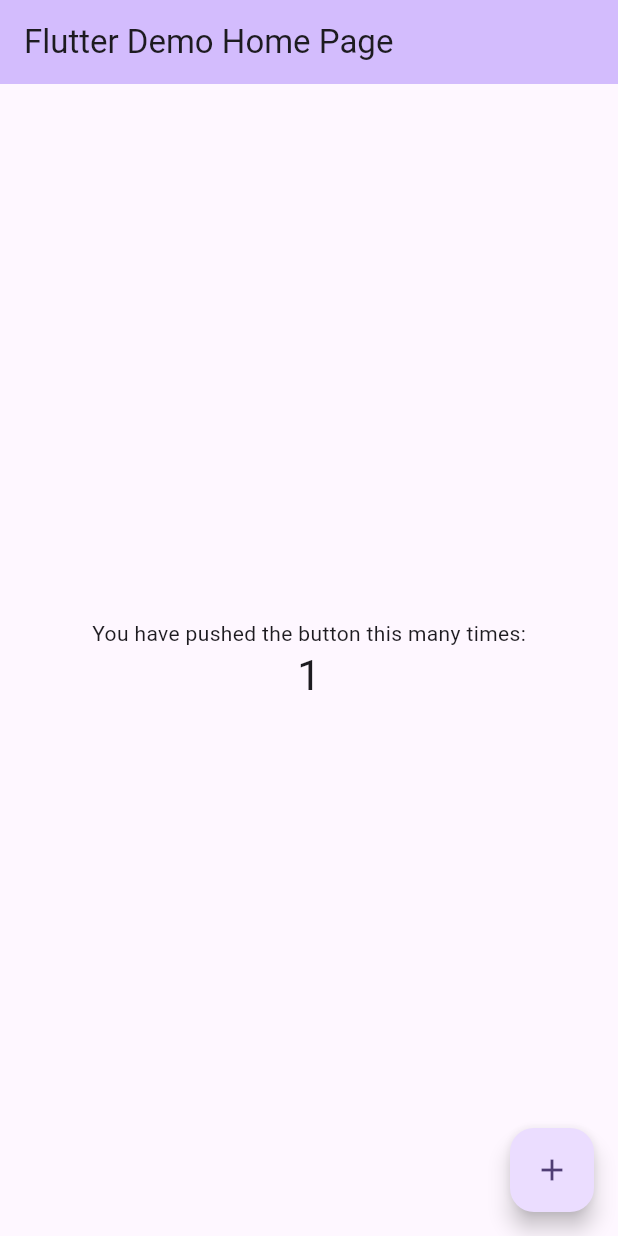
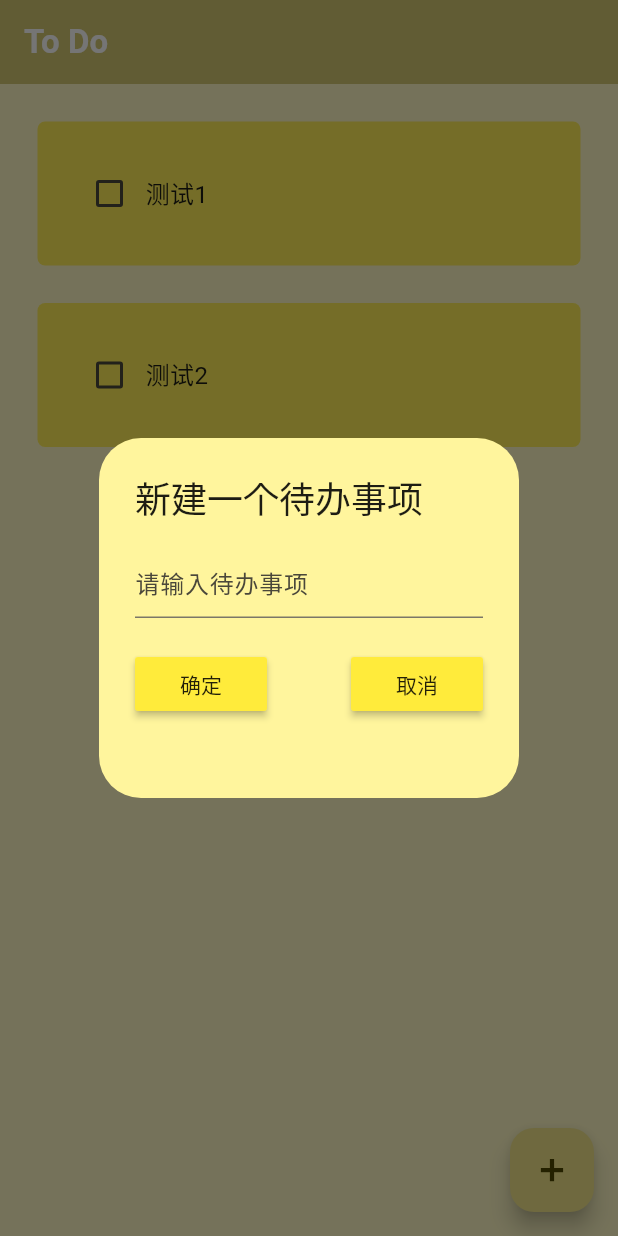
Before and after one commit to EatFans/Flutter-Study, a Flutter app: the screen it shows after launch, after a tap on the "add" icon, on a phone screen of 412 x 824 dp. Run offline on Flutter 3.47's test engine with Material 3 defaults, Android fonts, the light colour scheme and no system bars.

Commit message:
study9 Todo App

```diff
--- a/study9/lib/main.dart
+++ b/study9/lib/main.dart
@@ -1,4 +1,5 @@
 import 'package:flutter/material.dart';
+import 'package:study9/pages/home_page.dart';
 
 void main() {
   runApp(const MyApp());
@@ -7,116 +8,14 @@ void main() {
 class MyApp extends StatelessWidget {
   const MyApp({super.key});
 
-  // This widget is the root of your application.
   @override
   Widget build(BuildContext context) {
     return MaterialApp(
-      title: 'Flutter Demo',
+      debugShowCheckedModeBanner: false,
+      home: const HomePage(),
       theme: ThemeData(
-        // This is the theme of your application.
-        //
-        // TRY THIS: Try running your application with "flutter run". You'll see
-        // the application has a purple toolbar. Then, without quitting the app,
-        // try changing the seedColor in the colorScheme below to Colors.green
-        // and then invoke "hot reload" (save your changes or press the "hot
-        // reload" button in a Flutter-supported IDE, or press "r" if you used
-        // the command line to start the app).
-        //
-        // Notice that the counter didn't reset back to zero; the application
-        // state is not lost during the reload. To reset the state, use hot
-        // restart instead.
-        //
-        // This works for code too, not just values: Most code changes can be
-        // tested with just a hot reload.
-        colorScheme: ColorScheme.fromSeed(seedColor: Colors.deepPurple),
+        colorScheme: ColorScheme.fromSeed(seedColor: Colors.yellow)
       ),
-      home: const MyHomePage(title: 'Flutter Demo Home Page'),
     );
   }
 }
-
-class MyHomePage extends StatefulWidget {
-  const MyHomePage({super.key, required this.title});
-
-  // This widget is the home page of your application. It is stateful, meaning
-  // that it has a State object (defined below) that contains fields that affect
-  // how it looks.
-
-  // This class is the configuration for the state. It holds the values (in this
-  // case the title) provided by the parent (in this case the App widget) and
-  // used by the build method of the State. Fields in a Widget subclass are
-  // always marked "final".
-
-  final String title;
-
-  @override
-  State<MyHomePage> createState() => _MyHomePageState();
-}
-
-class _MyHomePageState extends State<MyHomePage> {
-  int _counter = 0;
-
-  void _incrementCounter() {
-    setState(() {
-      // This call to setState tells the Flutter framework that something has
-      // changed in this State, which causes it to rerun the build method below
-      // so that the display can reflect the updated values. If we changed
-      // _counter without calling setState(), then the build method would not be
-      // called again, and so nothing would appear to happen.
-      _counter++;
-    });
-  }
-
-  @override
-  Widget build(BuildContext context) {
-    // This method is rerun every time setState is called, for instance as done
-    // by the _incrementCounter method above.
-    //
-    // The Flutter framework has been optimized to make rerunning build methods
-    // fast, so that you can just rebuild anything that needs updating rather
-    // than having to individually change instances of widgets.
-    return Scaffold(
-      appBar: AppBar(
-        // TRY THIS: Try changing the color here to a specific color (to
-        // Colors.amber, perhaps?) and trigger a hot reload to see the AppBar
-        // change color while the other colors stay the same.
-        backgroundColor: Theme.of(context).colorScheme.inversePrimary,
-        // Here we take the value from the MyHomePage object that was created by
-        // the App.build method, and use it to set our appbar title.
-        title: Text(widget.title),
-      ),
-      body: Center(
-        // Center is a layout widget. It takes a single child and positions it
-        // in the middle of the parent.
-        child: Column(
-          // Column is also a layout widget. It takes a list of children and
-          // arranges them vertically. By default, it sizes itself to fit its
-          // children horizontally, and tries to be as tall as its parent.
-          //
-          // Column has various properties to control how it sizes itself and
-          // how it positions its children. Here we use mainAxisAlignment to
-          // center the children vertically; the main axis here is the vertical
-          // axis because Columns are vertical (the cross axis would be
-          // horizontal).
-          //
-          // TRY THIS: Invoke "debug painting" (choose the "Toggle Debug Paint"
-          // action in the IDE, or press "p" in the console), to see the
-          // wireframe for each widget.
-          mainAxisAlignment: MainAxisAlignment.center,
-          children: <Widget>[
-            const Text('You have pushed the button this many times:'),
-            Text(
-              '$_counter',
-              style: Theme.of(context).textTheme.headlineMedium,
-            ),
-          ],
-        ),
-      ),
-      floatingActionButton: FloatingActionButton(
-        onPressed: _incrementCounter,
-        tooltip: 'Increment',
-        child: const Icon(Icons.add),
-      ), // This trailing comma makes auto-formatting nicer for build methods.
-    );
-  }
-}
--- /dev/null
+++ b/study9/lib/pages/home_page.dart
@@ -0,0 +1,92 @@
+import 'package:flutter/material.dart';
+import 'package:study9/pages/widgets/dialog_box.dart';
+import 'package:study9/pages/widgets/todo_tile.dart';
+
+class HomePage extends StatefulWidget {
+  const HomePage({super.key});
+
+  @override
+  State<HomePage> createState() => _HomePageState();
+}
+
+class _HomePageState extends State<HomePage> {
+
+  // 文本控制器
+  final _controller = TextEditingController();
+
+  List todoList = [
+    ["测试1", false],
+    ["测试2", false],
+  ];
+
+  // 开启创建ToDo弹窗
+  void _createNewTodo(){
+    showDialog(context: context, builder: (context) {
+      return DialogBox(
+        controller: _controller,
+        onSave: saveNewTodo,
+        onCancel: () => Navigator.of(context).pop(),
+      );
+    });
+  }
+
+  // 保存新ToDo
+  void saveNewTodo(){
+    setState(() {
+      String todoMessage = _controller.text;
+      todoList.add([todoMessage, false]);
+      _controller.clear();
+      Navigator.of(context).pop();
+    });
+  }
+
+  // 改变单选框状态
+  void _checkBoxChanged(bool? value,int index){
+    setState(() {
+      todoList[index][1] = !todoList[index][1];
+    });
+  }
+
+  @override
+  Widget build(BuildContext context) {
+    return Scaffold(
+      backgroundColor: Colors.yellow[100],
+
+      // 顶部头部栏
+      appBar: AppBar(
+        backgroundColor: Theme.of(context).colorScheme.inversePrimary,
+        elevation: 0,
+        title: Text(
+            "To Do",
+          style: TextStyle(
+            color: Colors.white,
+            fontWeight: FontWeight.bold
+          ),
+        ),
+      ),
+
+      // 页面主体内容
+      // 渲染列表
+      body: ListView.builder(
+        // 列表物品数量
+        itemCount: todoList.length,
+        // 物品构建
+        itemBuilder: (context, index) {
+          // 构建TodoTile
+          return TodoTile(
+              taskName: todoList[index][0],
+              taskCompleted: todoList[index][1],
+              onChanged: (val) => _checkBoxChanged(val,index)
+          );
+        },
+      ),
+      floatingActionButton: FloatingActionButton(
+        onPressed: _createNewTodo,
+        child: Icon(
+            Icons.add,
+          fontWeight: FontWeight.bold,
+        ),
+      )
+    );
+  }
+}
--- /dev/null
+++ b/study9/lib/pages/widgets/dialog_box.dart
@@ -0,0 +1,59 @@
+import 'package:flutter/material.dart';
+import 'package:study9/pages/widgets/m_button.dart';
+
+class DialogBox extends StatelessWidget {
+
+  final controller;
+
+  VoidCallback onSave;
+
+  VoidCallback onCancel;
+
+  DialogBox({
+    super.key,
+    required this.controller,
+    required this.onSave,
+    required this.onCancel
+  });
+
+  @override
+  Widget build(BuildContext context) {
+    return AlertDialog(
+      title: Text("新建一个待办事项"),
+      backgroundColor: Colors.yellow[200],
+      content: SizedBox(
+        height: 120,
+        child: Column(
+          children: [
+            TextField(
+              controller: controller,
+              decoration: InputDecoration(
+                hintText: "请输入待办事项",
+              ),
+            ),
+
+            SizedBox(height: 20),
+
+            // 按钮行 （确定、取消按钮）
+            Row(
+              mainAxisAlignment: MainAxisAlignment.spaceBetween,
+              children: [
+                MButton(
+                  text: "确定",
+                  onPressed: onSave
+                ),
+                MButton(
+                  text: "取消",
+                  onPressed: onCancel
+                )
+              ],
+            )
+          ],
+        ),
+      ),
+      actions: [
+
+      ],
+    );
+  }
+}
--- /dev/null
+++ b/study9/lib/pages/widgets/m_button.dart
@@ -0,0 +1,23 @@
+import 'package:flutter/material.dart';
+
+class MButton extends StatelessWidget {
+
+  final String text;
+
+  VoidCallback onPressed;
+
+  MButton({
+    super.key,
+    required this.text,
+    required this.onPressed,
+  });
+
+  @override
+  Widget build(BuildContext context) {
+    return MaterialButton(
+        onPressed: onPressed,
+      color: Colors.yellow,
+      child: Text(text),
+    );
+  }
+}
--- /dev/null
+++ b/study9/lib/pages/widgets/todo_tile.dart
@@ -0,0 +1,52 @@
+import 'package:flutter/material.dart';
+
+// TODO任务块
+class TodoTile extends StatelessWidget {
+  final String taskName;
+  final bool taskCompleted;
+  Function(bool?) onChanged;
+
+  TodoTile({
+    super.key,
+    required this.taskName,
+    required this.taskCompleted,
+    required this.onChanged
+  });
+
+  @override
+  Widget build(BuildContext context) {
+    return Padding(
+      padding: const EdgeInsets.only(left: 25.0,right: 25,top: 25),
+      child: Container(
+        decoration: BoxDecoration(
+            color: Colors.yellow[400],
+            borderRadius: BorderRadius.all(
+                Radius.circular(5)
+            )
+        ),
+        padding: const EdgeInsets.all(24),
+        child: Row(
+            // mainAxisAlignment: MainAxisAlignment.spaceBetween,
+            children: [
+              // 单选框
+              Checkbox(
+                value: taskCompleted,
+                onChanged: onChanged,
+                activeColor: Colors.black,
+              ),
+              // 任务名字
+              Text(
+                  taskName,
+                style: TextStyle(
+                  fontSize: 16,
+                  decoration: taskCompleted ? TextDecoration.lineThrough : TextDecoration.none,
+
+                ),
+              )
+            ]
+        ),
+      ),
+    );
+
+  }
+}
```
